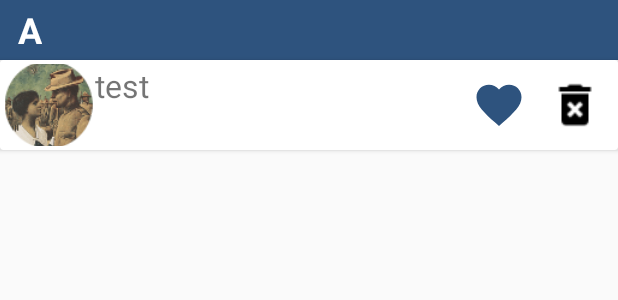
After one commit to PikachuTeam/English-Listen-Read-Along, an Android app: the layout list_downloaded_row_item.xml on its own in the app's theme, with its tools: preview values and no code run, on a phone screen of 412 x 824 dp. The commit adds this screen. Shown: the top 300 px of the screen. Run offline under Robolectric (Android 15) with nearby library versions, the phone set to English and light mode, and no system bars.

Commit message:
update downloaded screen

```diff
--- a/app/src/main/java/com/essential/englishlistenreadalong/entity/Audio.java
+++ b/app/src/main/java/com/essential/englishlistenreadalong/entity/Audio.java
@@ -15,6 +15,7 @@ public class Audio {
     public String url;
     public boolean header = false;
     public boolean headerFavorite = false;
+    public boolean headerDownloaded = false;
     public boolean playing = false;
 
     public int getIconCategoryImage(int idCategory) {
--- a/app/src/main/java/com/essential/englishlistenreadalong/ui/activity/MainActivity.java
+++ b/app/src/main/java/com/essential/englishlistenreadalong/ui/activity/MainActivity.java
@@ -14,6 +14,7 @@ import com.essential.englishlistenreadalong.app.EssentialBroadcastReceiver;
 import com.essential.englishlistenreadalong.app.EssentialUtils;
 import com.essential.englishlistenreadalong.entity.Audio;
 import com.essential.englishlistenreadalong.ui.component.NotificationPlayerComponent;
+import com.essential.englishlistenreadalong.ui.fragment.DownloadedScreenFragment;
 import com.essential.englishlistenreadalong.ui.fragment.FavoriteScreenFragment;
 import com.essential.englishlistenreadalong.ui.fragment.HomeScreenFragment;
 import com.essential.englishlistenreadalong.app.EssentialPlayer;
@@ -139,7 +140,7 @@ public class MainActivity extends BaseMenuActivity {
                     replaceContentFragment(getFragmentContainerId(), new HomeScreenFragment(), getString(R.string.home));
                     break;
                 case R.id.downloadded:
-                    replaceContentFragment(getFragmentContainerId(), new TestFragment(), getString(R.string.downloaded));
+                    replaceContentFragment(getFragmentContainerId(), new DownloadedScreenFragment(), getString(R.string.downloaded));
                     break;
                 case R.id.my_playlist:
                     break;
--- /dev/null
+++ b/app/src/main/res/layout/list_downloaded_row_item.xml
@@ -0,0 +1,98 @@
+<?xml version="1.0" encoding="utf-8"?>
+<LinearLayout xmlns:android="http://schemas.android.com/apk/res/android"
+    android:layout_width="match_parent"
+    android:layout_height="match_parent"
+    android:orientation="vertical">
+    <LinearLayout
+        android:layout_width="match_parent"
+        android:layout_height="wrap_content"
+        android:background="@color/colorPrimary">
+        <TextView
+            android:id="@+id/tvHeaderDownload"
+            android:layout_width="wrap_content"
+            android:layout_height="@dimen/text_name_category_height"
+            android:gravity="center_vertical"
+            android:text="A"
+            android:layout_marginLeft="@dimen/common_size_10"
+            android:textColor="@color/white"
+            android:textSize="@dimen/common_text_size_20"
+            android:textStyle="bold" />
+    </LinearLayout>
+
+    <android.support.v7.widget.CardView
+        android:layout_width="match_parent"
+        android:layout_height="@dimen/row_item_audio_height"
+        android:elevation="@dimen/cardview_default_elevation">
+        <LinearLayout
+            android:layout_width="match_parent"
+            android:layout_height="match_parent"
+            android:orientation="horizontal"
+            android:weightSum="10"
+            android:padding="@dimen/common_size_2">
+            <LinearLayout
+                android:layout_width="0dp"
+                android:layout_height="match_parent"
+                android:layout_weight="1.5">
+                <ImageView
+                    android:id="@+id/imgIconCategoryDL"
+                    android:layout_width="@dimen/common_size_50"
+                    android:layout_height="@dimen/common_size_50"
+                    android:layout_gravity="center_vertical"
+                    android:background="@drawable/icon_america_history"/>
+            </LinearLayout>
+            <LinearLayout
+                android:layout_width="0dp"
+                android:layout_height="match_parent"
+                android:layout_weight="6"
+                android:orientation="vertical">
+                <TextView
+                    android:id="@+id/tvNameAudioDownload"
+                    android:layout_width="match_parent"
+                    android:layout_height="@dimen/common_size_25"
+                    android:textSize="@dimen/common_text_size_18"
+                    android:singleLine="true"
+                    android:ellipsize="end"
+                    android:text="test"/>
+                <LinearLayout
+                    android:layout_width="match_parent"
+                    android:layout_height="@dimen/common_size_30"
+                    android:orientation="horizontal">
+                    <TextView
+                        android:id="@+id/tvDownloadSub"
+                        android:layout_width="0dp"
+                        android:layout_height="@dimen/common_size_25"
+                        android:layout_weight="4.5"
+                        android:textSize="@dimen/common_text_size_10"
+                        android:gravity="center_vertical"
+                        android:singleLine="true"
+                        android:ellipsize="end"/>
+                </LinearLayout>
+
+            </LinearLayout>
+            <LinearLayout
+                android:layout_width="0dp"
+                android:layout_height="match_parent"
+                android:layout_weight="1.25"
+                android:gravity="center">
+                <ImageView
+                    android:id="@+id/imgPlayingDownload"
+                    android:layout_width="@dimen/common_size_30"
+                    android:layout_height="@dimen/common_size_30"
+                    android:background="@drawable/heart1" />
+            </LinearLayout>
+            <LinearLayout
+                android:layout_width="0dp"
+                android:layout_height="match_parent"
+                android:layout_weight="1.25"
+                android:gravity="center">
+                <ImageView
+                    android:id="@+id/imgDeleteDownload"
+                    android:layout_width="@dimen/common_size_30"
+                    android:layout_height="@dimen/common_size_30"
+                    android:background="@drawable/ic_delete_black" />
+            </LinearLayout>
+        </LinearLayout>
+
+    </android.support.v7.widget.CardView>
+
+</LinearLayout>
```
Also changed, not shown: app/src/main/java/com/essential/englishlistenreadalong/database/DataSource.java (+18 -0 lines), app/src/main/java/com/essential/englishlistenreadalong/ui/fragment/DownloadedScreenFragment.java (added, +135 -0 lines), app/src/main/java/com/essential/englishlistenreadalong/ui/fragment/FavoriteScreenFragment.java (+12 -9 lines), app/src/main/res/layout/fragment_downloaded_screen.xml (added, +16 -0 lines), app/src/main/res/drawable-xhdpi/ic_delete_black.png (added).
